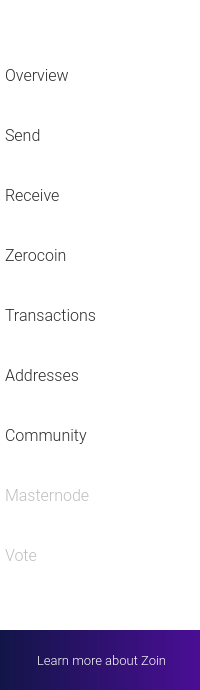
noirofficial/noir, file src/qt/forms/winforms/menupage.ui: the form before one commit.
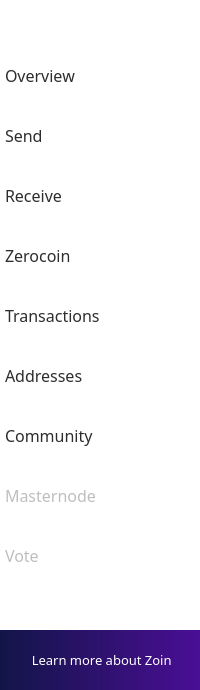
The form after the commit. Icons and pictures are not drawn.

Diff of the .ui file:
```diff
--- a/src/qt/forms/winforms/menupage.ui
+++ b/src/qt/forms/winforms/menupage.ui
@@ -441,7 +441,7 @@
      </property>
      <property name="font">
       <font>
-       <family>Roboto Light</family>
+       <family>ZoinLight</family>
        <pointsize>12</pointsize>
        <weight>50</weight>
        <italic>false</italic>
@@ -504,7 +504,7 @@
      </property>
      <property name="font">
       <font>
-       <family>Roboto Light</family>
+       <family>ZoinLight</family>
        <pointsize>12</pointsize>
        <weight>50</weight>
        <bold>false</bold>
@@ -558,7 +558,7 @@
      </property>
      <property name="font">
       <font>
-       <family>Roboto Light</family>
+       <family>ZoinLight</family>
        <pointsize>12</pointsize>
        <weight>50</weight>
        <bold>false</bold>
@@ -612,7 +612,7 @@
      </property>
      <property name="font">
       <font>
-       <family>Roboto Light</family>
+       <family>ZoinLight</family>
        <pointsize>12</pointsize>
        <weight>50</weight>
        <bold>false</bold>
@@ -669,7 +669,7 @@
      </property>
      <property name="font">
       <font>
-       <family>Roboto Light</family>
+       <family>ZoinLight</family>
        <pointsize>12</pointsize>
        <weight>50</weight>
        <bold>false</bold>
@@ -723,7 +723,7 @@
      </property>
      <property name="font">
       <font>
-       <family>Roboto Light</family>
+       <family>ZoinLight</family>
        <pointsize>12</pointsize>
        <weight>50</weight>
        <bold>false</bold>
@@ -777,7 +777,7 @@
      </property>
      <property name="font">
       <font>
-       <family>Roboto Light</family>
+       <family>ZoinLight</family>
        <pointsize>12</pointsize>
        <weight>50</weight>
        <bold>false</bold>
@@ -836,7 +836,7 @@
      </property>
      <property name="font">
       <font>
-       <family>Roboto Light</family>
+       <family>ZoinLight</family>
        <pointsize>12</pointsize>
        <weight>50</weight>
        <bold>false</bold>
@@ -892,7 +892,7 @@
      </property>
      <property name="font">
       <font>
-       <family>Roboto Light</family>
+       <family>ZoinLight</family>
        <pointsize>12</pointsize>
        <weight>50</weight>
        <bold>false</bold>
@@ -1012,7 +1012,7 @@
         </property>
         <property name="font">
          <font>
-          <family>Roboto Light</family>
+          <family>ZoinLight</family>
           <pointsize>10</pointsize>
          </font>
         </property>
```
